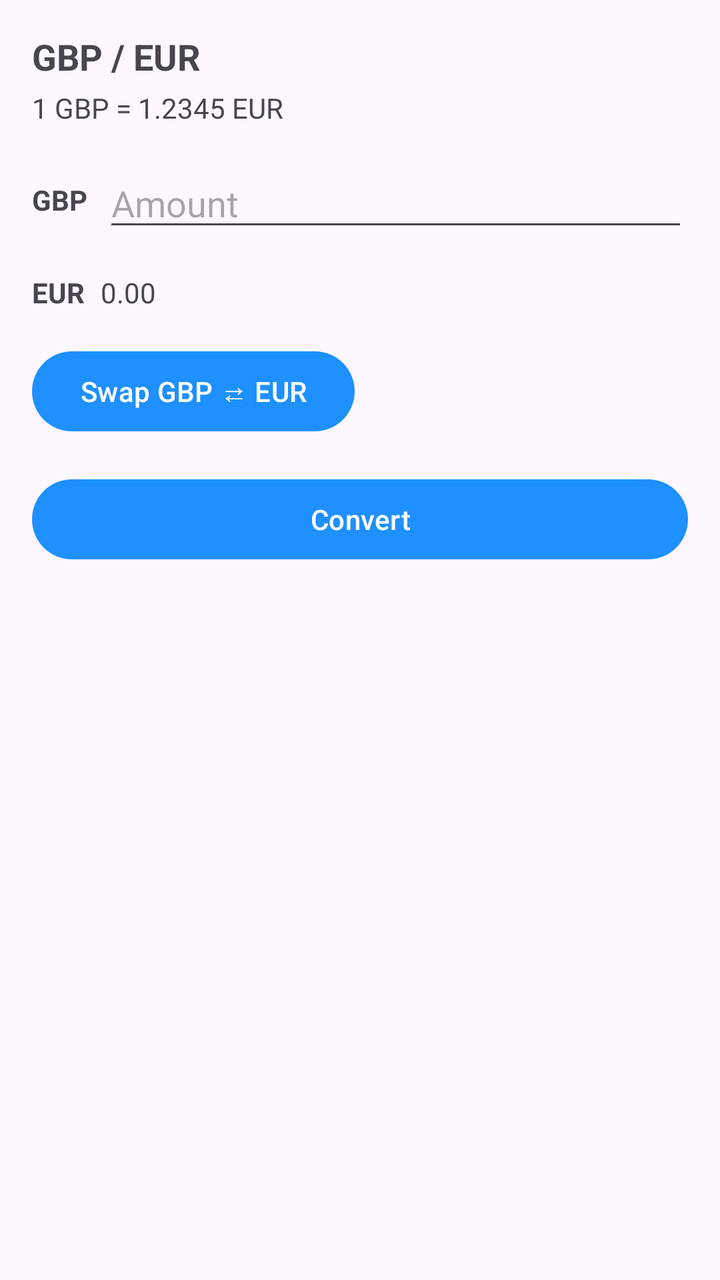
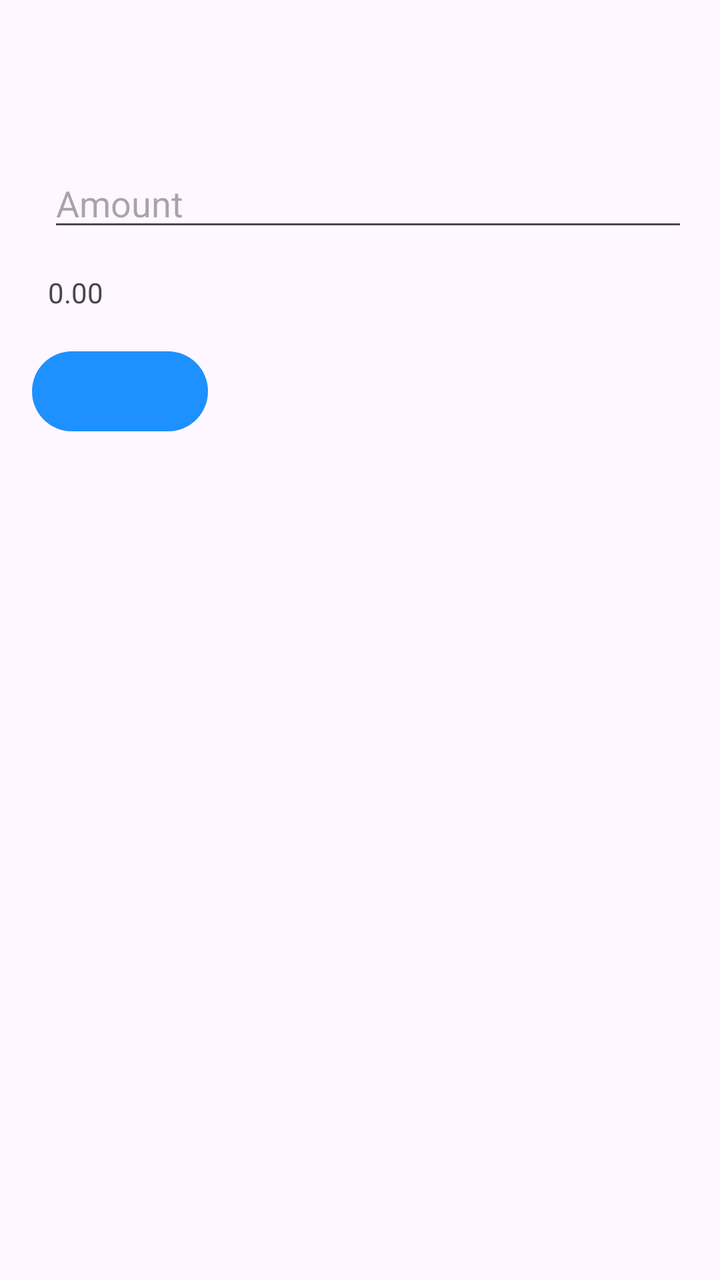

Before-and-after screenshots of an Android layout around one commit, followed by the original layout XML and the change that was made.
<!-- AndroidManifest.xml: application theme AppTheme -->
<!-- res/layout/fragment_currency_converter.xml -->
<?xml version="1.0" encoding="utf-8"?>
<LinearLayout xmlns:android="http://schemas.android.com/apk/res/android"
    android:orientation="vertical"
    android:padding="16dp"
    android:layout_width="match_parent"
    android:layout_height="match_parent">

    <TextView
        android:id="@+id/txtPairTitle"
        android:layout_width="wrap_content"
        android:layout_height="wrap_content"
        android:textSize="18sp"
        android:textStyle="bold"
        android:text="GBP / EUR" />

    <TextView
        android:id="@+id/txtRateInfo"
        android:layout_width="wrap_content"
        android:layout_height="wrap_content"
        android:layout_marginTop="4dp"
        android:text="1 GBP = 1.2345 EUR" />

    <LinearLayout
        android:layout_width="match_parent"
        android:layout_height="wrap_content"
        android:orientation="horizontal"
        android:layout_marginTop="16dp">

        <TextView
            android:id="@+id/txtFromCode"
            android:layout_width="wrap_content"
            android:layout_height="wrap_content"
            android:text="GBP"
            android:textStyle="bold"
            android:layout_gravity="center_vertical"
            android:layout_marginEnd="8dp"/>

        <EditText
            android:id="@+id/editFromAmount"
            android:layout_width="0dp"
            android:layout_height="wrap_content"
            android:layout_weight="1"
            android:inputType="numberDecimal"
            android:hint="Amount" />
    </LinearLayout>

    <LinearLayout
        android:layout_width="match_parent"
        android:layout_height="wrap_content"
        android:orientation="horizontal"
        android:layout_marginTop="16dp">

        <TextView
            android:id="@+id/txtToCode"
            android:layout_width="wrap_content"
            android:layout_height="wrap_content"
            android:text="EUR"
            android:textStyle="bold"
            android:layout_gravity="center_vertical"
            android:layout_marginEnd="8dp"/>

        <TextView
            android:id="@+id/txtToAmount"
            android:layout_width="0dp"
            android:layout_height="wrap_content"
            android:layout_weight="1"
            android:text="0.00" />
    </LinearLayout>

    <Button
        android:id="@+id/btnSwapDirection"
        android:layout_width="wrap_content"
        android:layout_height="wrap_content"
        android:layout_marginTop="16dp"
        android:text="Swap GBP ⇄ EUR" />

    <Button
        android:id="@+id/btnConvert"
        android:layout_width="match_parent"
        android:layout_height="wrap_content"
        android:layout_marginTop="16dp"
        android:text="Convert" />
</LinearLayout>
<!-- resources referenced by this layout -->
<resources>
  <style name="AppTheme" parent="Theme.Material3.DayNight.NoActionBar">
          
          <item name="colorPrimary">@color/DodgerBlue</item>
          <item name="colorPrimaryDark">@color/MidnightBlue</item>
          <item name="colorOnPrimary">@android:color/white</item>
  
          
          <item name="colorSurface">@color/WhiteSmoke</item>
          <item name="colorOnSurface">@color/Black</item>
  
          
          <item name="android:statusBarColor">?attr/colorPrimaryDark</item>
          <item name="android:navigationBarColor">?attr/colorPrimary</item>
      </style>
  <color name="DodgerBlue">#1E90FF</color>
  <color name="MidnightBlue">#191970</color>
  <color name="WhiteSmoke">#F5F5F5</color>
  <color name="Black">#000000</color>
</resources>

<!-- the commit's change to res/layout/fragment_currency_converter.xml (unified diff, before → after) -->
@@ -6,19 +6,17 @@
     android:layout_height="match_parent">
 
     <TextView
-        android:id="@+id/txtPairTitle"
+        android:id="@+id/countryCodePairText"
         android:layout_width="wrap_content"
         android:layout_height="wrap_content"
         android:textSize="18sp"
-        android:textStyle="bold"
-        android:text="GBP / EUR" />
+        android:textStyle="bold" />
 
     <TextView
-        android:id="@+id/txtRateInfo"
+        android:id="@+id/exchangeRateText"
         android:layout_width="wrap_content"
         android:layout_height="wrap_content"
-        android:layout_marginTop="4dp"
-        android:text="1 GBP = 1.2345 EUR" />
+        android:layout_marginTop="4dp" />
 
     <LinearLayout
         android:layout_width="match_parent"
@@ -27,16 +25,15 @@
         android:layout_marginTop="16dp">
 
         <TextView
-            android:id="@+id/txtFromCode"
+            android:id="@+id/fromCountryCodeText"
             android:layout_width="wrap_content"
             android:layout_height="wrap_content"
-            android:text="GBP"
             android:textStyle="bold"
             android:layout_gravity="center_vertical"
             android:layout_marginEnd="8dp"/>
 
         <EditText
-            android:id="@+id/editFromAmount"
+            android:id="@+id/fromCountryCodeAmountInput"
             android:layout_width="0dp"
             android:layout_height="wrap_content"
             android:layout_weight="1"
@@ -51,16 +48,15 @@
         android:layout_marginTop="16dp">
 
         <TextView
-            android:id="@+id/txtToCode"
+            android:id="@+id/toCountryCodeText"
             android:layout_width="wrap_content"
             android:layout_height="wrap_content"
-            android:text="EUR"
             android:textStyle="bold"
             android:layout_gravity="center_vertical"
             android:layout_marginEnd="8dp"/>
 
         <TextView
-            android:id="@+id/txtToAmount"
+            android:id="@+id/conversionResultText"
             android:layout_width="0dp"
             android:layout_height="wrap_content"
             android:layout_weight="1"
@@ -68,16 +64,9 @@
     </LinearLayout>
 
     <Button
-        android:id="@+id/btnSwapDirection"
+        android:id="@+id/swapExchangeDirectionButton"
         android:layout_width="wrap_content"
         android:layout_height="wrap_content"
         android:layout_marginTop="16dp"
-        android:text="Swap GBP ⇄ EUR" />
-
-    <Button
-        android:id="@+id/btnConvert"
-        android:layout_width="match_parent"
-        android:layout_height="wrap_content"
-        android:layout_marginTop="16dp"
-        android:text="Convert" />
+        />
 </LinearLayout>
